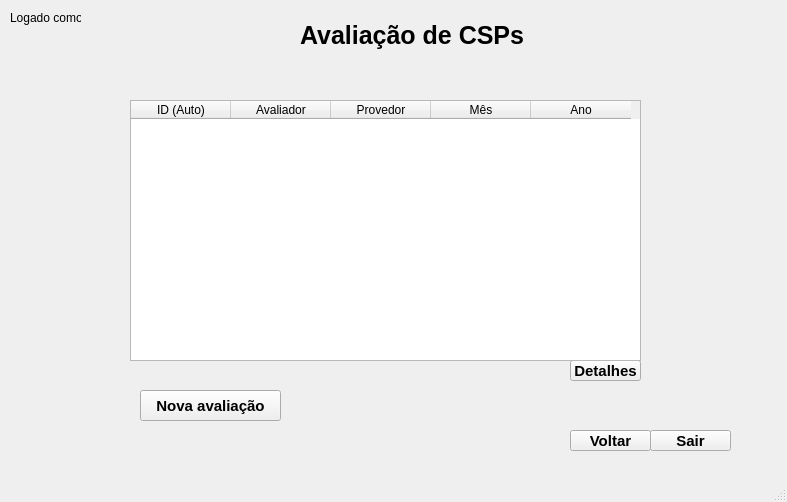
Old version of the form ui/StatusAPIUX_avaliador.ui in the repository FTACSP/prototype.
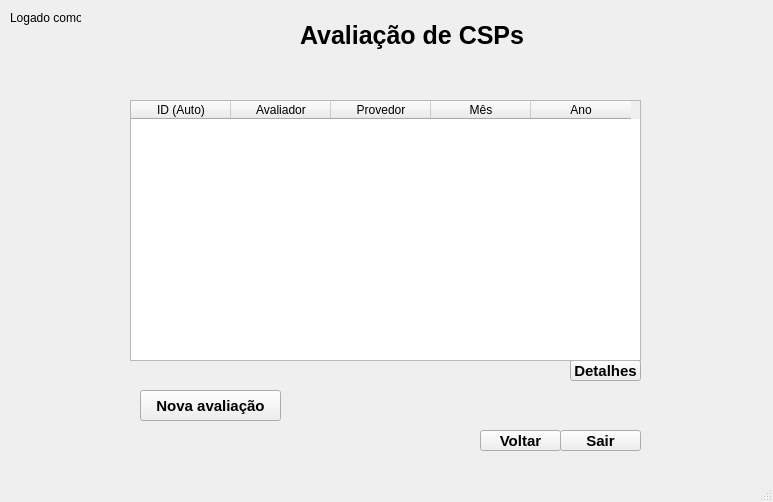
New version of the form.

Commit message:
Telas redimensionadas
Botões sair e voltar fixados ao canto lado direito embaixo

```diff
--- a/ui/StatusAPIUX_avaliador.ui
+++ b/ui/StatusAPIUX_avaliador.ui
@@ -9,7 +9,7 @@
    <rect>
     <x>0</x>
     <y>0</y>
-    <width>787</width>
+    <width>773</width>
     <height>502</height>
    </rect>
   </property>
@@ -210,7 +210,7 @@
    <widget class="QPushButton" name="botao_4">
     <property name="geometry">
      <rect>
-      <x>570</x>
+      <x>480</x>
       <y>430</y>
       <width>81</width>
       <height>21</height>
@@ -252,7 +252,7 @@
    <widget class="QPushButton" name="botao_5">
     <property name="geometry">
      <rect>
-      <x>650</x>
+      <x>560</x>
       <y>430</y>
       <width>81</width>
       <height>21</height>
```
Left out of the diff: 4 changed lines with no effect on the pictures. The commit also changes 1 other file.
